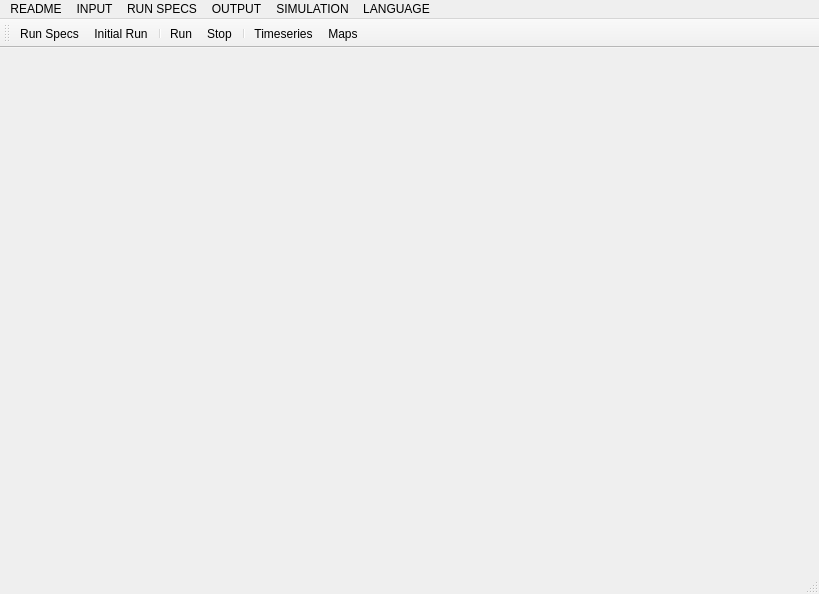
Above: uis/qtdesigners/stella.ui from uttu90/stella before the change. Below: the same form after it.
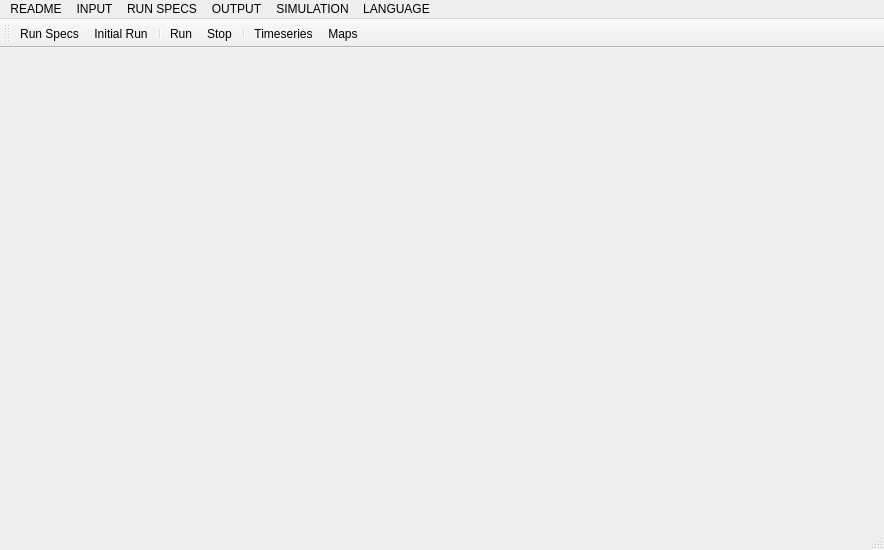
That is the form after the change. Icons and pictures are not drawn.

The edit to the form file:
```diff
--- a/uis/qtdesigners/stella.ui
+++ b/uis/qtdesigners/stella.ui
@@ -6,14 +6,20 @@
    <rect>
     <x>0</x>
     <y>0</y>
-    <width>819</width>
-    <height>594</height>
+    <width>884</width>
+    <height>550</height>
    </rect>
   </property>
   <property name="windowTitle">
    <string>stella Python</string>
   </property>
+  <property name="styleSheet">
+   <string notr="true"/>
+  </property>
   <widget class="QWidget" name="centralwidget">
+   <property name="styleSheet">
+    <string notr="true">border-image: url(:/background/genriver.png);</string>
+   </property>
    <layout class="QGridLayout" name="gridLayout"/>
   </widget>
   <widget class="QMenuBar" name="menubar">
@@ -21,7 +27,7 @@
     <rect>
      <x>0</x>
      <y>0</y>
-     <width>819</width>
+     <width>884</width>
      <height>21</height>
     </rect>
    </property>
@@ -90,7 +96,7 @@
     <enum>TopToolBarArea</enum>
    </attribute>
    <attribute name="toolBarBreak">
-    <bool>true</bool>
+    <bool>false</bool>
    </attribute>
    <addaction name="actionRun_Specs"/>
    <addaction name="actionInitial_Run"/>
```
Left out of the diff: 4 changed lines with no effect on the pictures.
